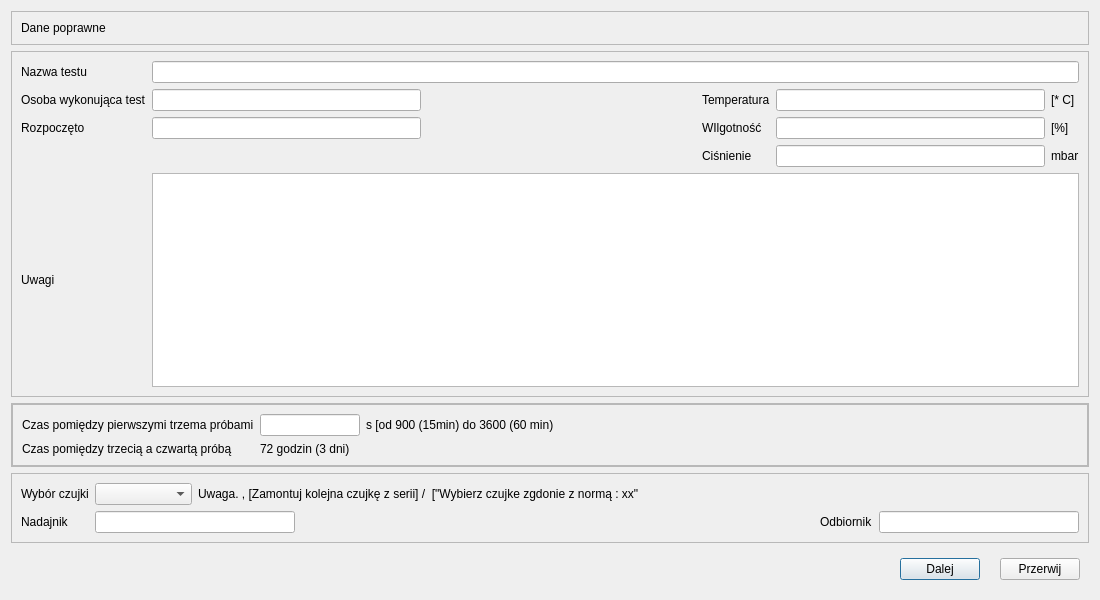
This is CzujkiLinioweApp/oknoparametrytestu.ui in wiacekmarcin/CzujkiLiniowe as Qt 5 draws it before an edit. The edited form follows.
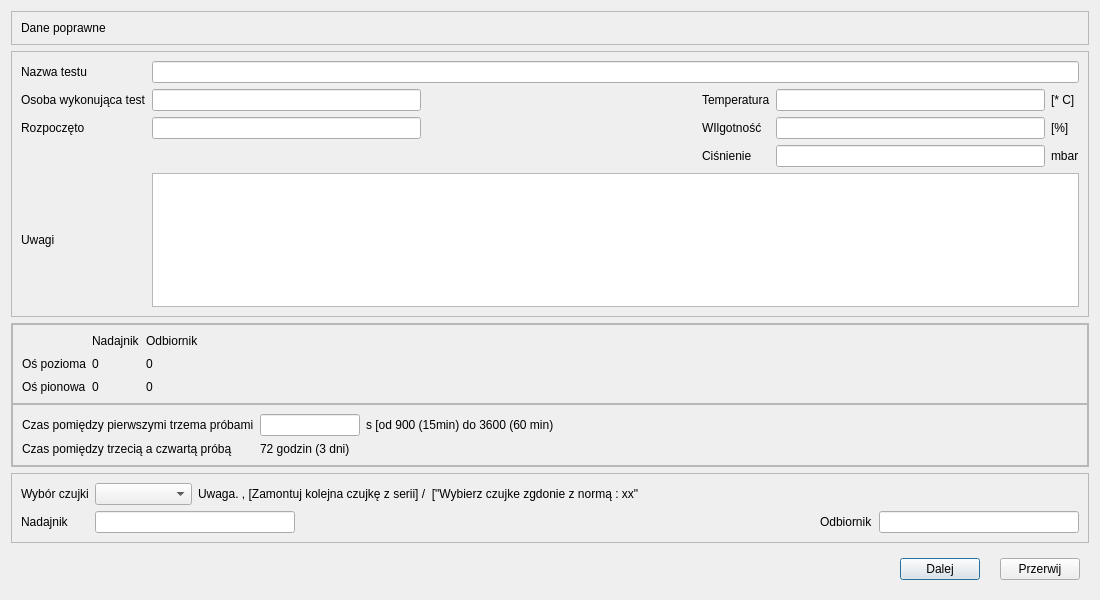
This is the edited form. Icons and pictures are not drawn.

```diff
--- a/CzujkiLinioweApp/oknoparametrytestu.ui
+++ b/CzujkiLinioweApp/oknoparametrytestu.ui
@@ -181,6 +181,94 @@
       <property name="bottomMargin">
        <number>0</number>
       </property>
+      <item>
+       <widget class="QFrame" name="frame_niewspolosiowosc">
+        <property name="frameShape">
+         <enum>QFrame::StyledPanel</enum>
+        </property>
+        <property name="frameShadow">
+         <enum>QFrame::Raised</enum>
+        </property>
+        <layout class="QGridLayout" name="gridLayout_4">
+         <item row="2" column="2">
+          <widget class="QLabel" name="pionOdbiornik">
+           <property name="text">
+            <string>0</string>
+           </property>
+          </widget>
+         </item>
+         <item row="1" column="0">
+          <widget class="QLabel" name="label_16">
+           <property name="text">
+            <string>Oś pozioma</string>
+           </property>
+          </widget>
+         </item>
+         <item row="0" column="2">
+          <widget class="QLabel" name="etDrugi">
+           <property name="text">
+            <string>Odbiornik</string>
+           </property>
+          </widget>
+         </item>
+         <item row="0" column="0">
+          <widget class="QLabel" name="label_15">
+           <property name="text">
+            <string/>
+           </property>
+          </widget>
+         </item>
+         <item row="2" column="0">
+          <widget class="QLabel" name="label_17">
+           <property name="text">
+            <string>Oś pionowa</string>
+           </property>
+          </widget>
+         </item>
+         <item row="1" column="1">
+          <widget class="QLabel" name="poziomNadajnik">
+           <property name="text">
+            <string>0</string>
+           </property>
+          </widget>
+         </item>
+         <item row="1" column="2">
+          <widget class="QLabel" name="poziomOdbiornik">
+           <property name="text">
+            <string>0</string>
+           </property>
+          </widget>
+         </item>
+         <item row="2" column="1">
+          <widget class="QLabel" name="pionNadajnik">
+           <property name="text">
+            <string>0</string>
+           </property>
+          </widget>
+         </item>
+         <item row="0" column="1">
+          <widget class="QLabel" name="etPierwszy">
+           <property name="text">
+            <string>Nadajnik</string>
+           </property>
+          </widget>
+         </item>
+         <item row="1" column="3">
+          <spacer name="horizontalSpacer_5">
+           <property name="orientation">
+            <enum>Qt::Horizontal</enum>
+           </property>
+           <property name="sizeHint" stdset="0">
+            <size>
+             <width>40</width>
+             <height>20</height>
+            </size>
+           </property>
+          </spacer>
+         </item>
+        </layout>
+       </widget>
+      </item>
       <item>
        <widget class="QFrame" name="frame_powtarzalnosc">
         <property name="frameShape">
```
Left out of the diff: 54 changed lines with no effect on the pictures.
